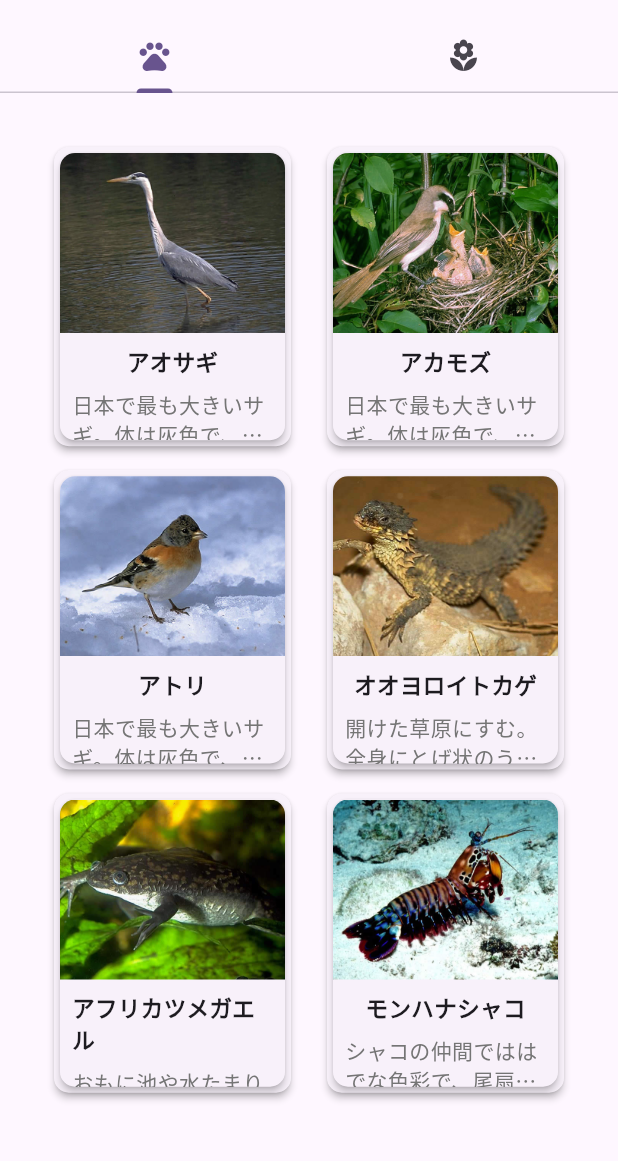
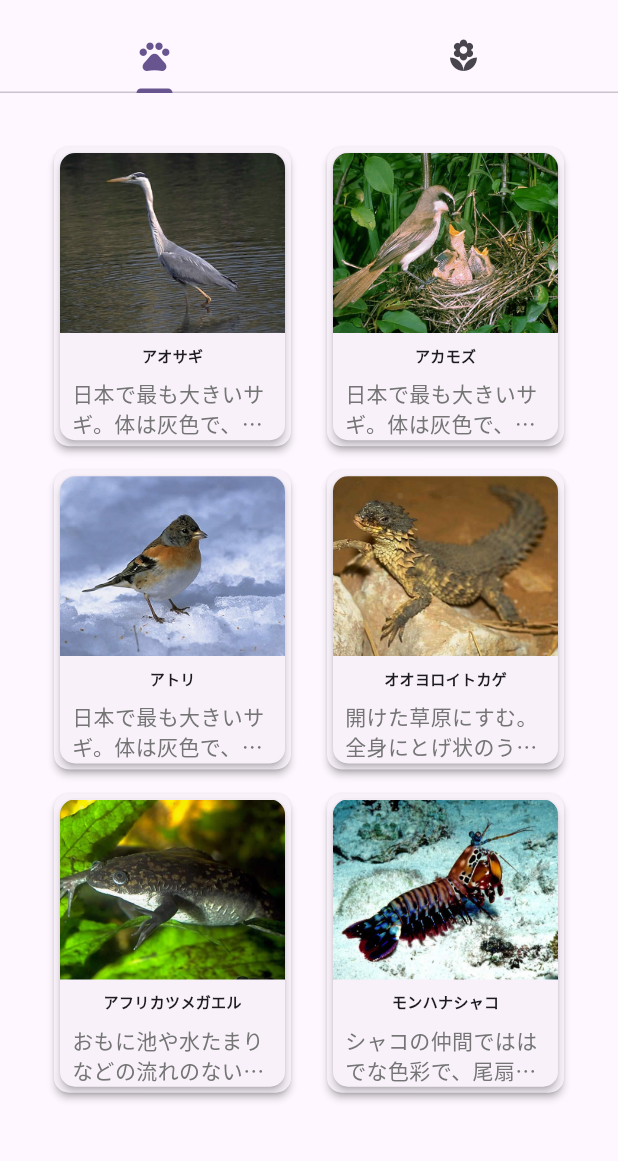
Before and after one commit to kakimotos/animal_cards2, a Flutter app: the screen it shows after launch, on a phone screen of 412 x 824 dp, the part 63-1224 px from its top. Run offline on Flutter 3.47's test engine with Material 3 defaults, Android fonts, the phone set to English and light mode, and no system bars.

Commit message:
文字レイアウトの変更

```diff
--- a/lib/main.dart
+++ b/lib/main.dart
@@ -122,7 +122,7 @@ class _AnimalListPageState extends State<AnimalListPage> {
                   child: Text(
                     animal['name'],
                     style: TextStyle(
-                      fontSize: 15,
+                      fontSize: 10,
                       fontWeight: FontWeight.bold,
                     ),
                   ),
```
